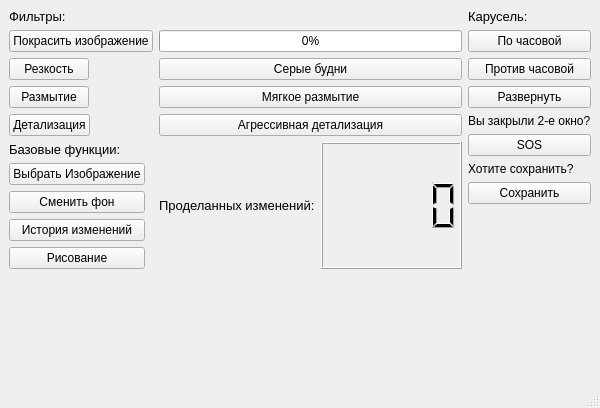
Before: the Qt Designer form test_qt.ui in What-is-love-bdnhm/my_project, drawn with Qt 5.
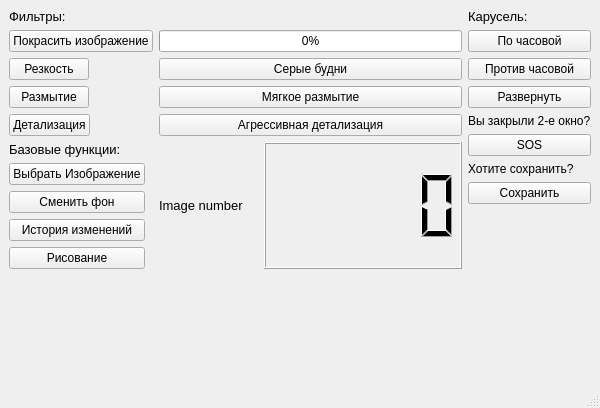
After: the same form once the commit is applied.

Patch:
```diff
--- a/test_qt.ui
+++ b/test_qt.ui
@@ -153,7 +153,7 @@
              </font>
             </property>
             <property name="text">
-             <string>Проделанных изменений:</string>
+             <string>Image number</string>
             </property>
            </widget>
           </item>
```
